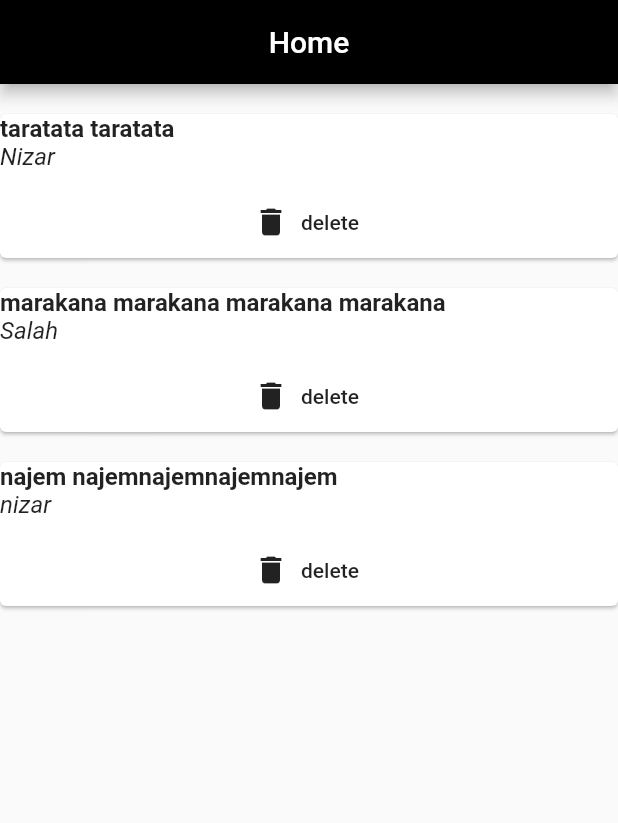
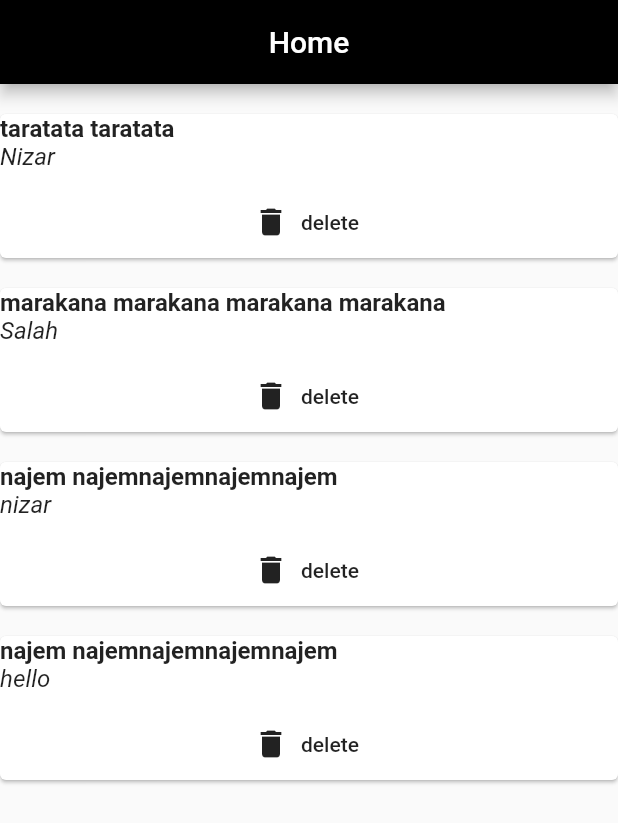
Before and after one commit to Nebugadnezar/Flutter, a Flutter app: the screen it shows after launch, on a phone screen of 412 x 824 dp. Shown: the top 823 px of the screen. Run offline on Flutter 3.47's test engine with Material 2 defaults, Android fonts, the phone set to English and light mode, and no system bars.

Commit message:
test commit

```diff
--- a/lib/main.dart
+++ b/lib/main.dart
@@ -18,7 +18,8 @@ class _dataState extends State<data> {
   List<Quote> quotes = [
     Quote(author: 'Nizar', text: 'taratata taratata  '),
     Quote(author: 'Salah', text: 'marakana marakana marakana marakana '),
-    Quote(author: 'nizar', text: 'najem najemnajemnajemnajem ')
+    Quote(author: 'nizar', text: 'najem najemnajemnajemnajem '),
+    Quote(author: 'hello', text: 'najem najemnajemnajemnajem '),
   ];
 
   Widget quoteTemp(quote) {
```
